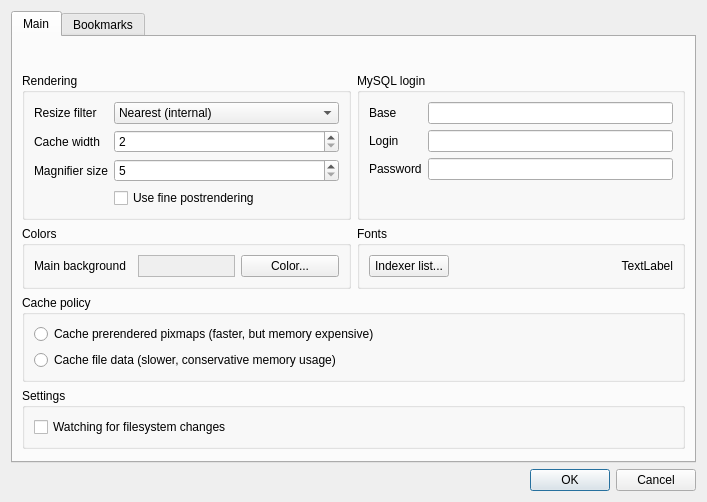
Above: settingsdialog.ui from kernel1024/qmanga before the change. Below: the same form after it.
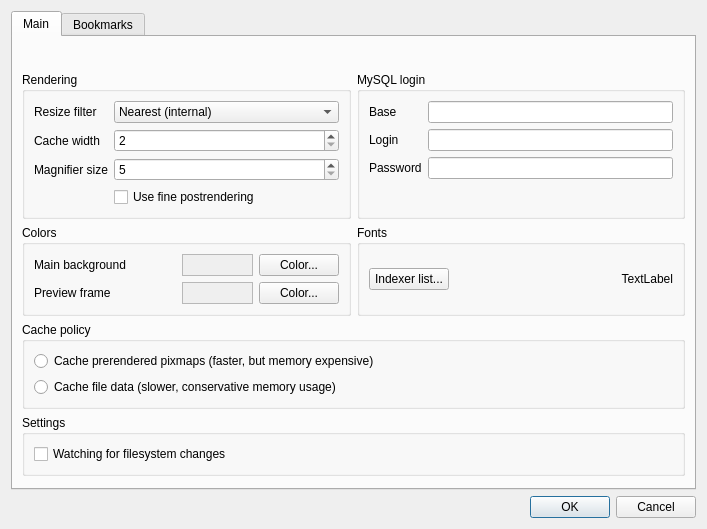
That is the form after the change.

Commit message: Configurable frame for manga search results list.

What changed in the file:
```diff
--- a/settingsdialog.ui
+++ b/settingsdialog.ui
@@ -7,7 +7,7 @@
     <x>0</x>
     <y>0</y>
     <width>707</width>
-    <height>502</height>
+    <height>529</height>
    </rect>
   </property>
   <property name="windowTitle">
@@ -226,17 +226,15 @@
            <property name="title">
             <string>Colors</string>
            </property>
-           <layout class="QVBoxLayout" name="verticalLayout">
-            <item>
-             <layout class="QHBoxLayout" name="horizontalLayout_2">
-              <item>
+           <layout class="QGridLayout" name="gridLayout_2">
+            <item row="0" column="0" colspan="2">
                <widget class="QLabel" name="label_6">
                 <property name="text">
                  <string>Main background</string>
                 </property>
                </widget>
               </item>
-              <item>
+            <item row="0" column="2">
                <widget class="QFrame" name="frameBkColor">
                 <property name="autoFillBackground">
                  <bool>true</bool>
@@ -249,14 +247,39 @@
                 </property>
                </widget>
               </item>
-              <item>
+            <item row="0" column="3">
                <widget class="QPushButton" name="btnBkColor">
                 <property name="text">
                  <string>Color...</string>
                 </property>
                </widget>
               </item>
-             </layout>
+            <item row="1" column="3">
+             <widget class="QPushButton" name="btnFrameColor">
+              <property name="text">
+               <string>Color...</string>
+              </property>
+             </widget>
+            </item>
+            <item row="1" column="2">
+             <widget class="QFrame" name="frameFrameColor">
+              <property name="autoFillBackground">
+               <bool>true</bool>
+              </property>
+              <property name="frameShape">
+               <enum>QFrame::StyledPanel</enum>
+              </property>
+              <property name="frameShadow">
+               <enum>QFrame::Sunken</enum>
+              </property>
+             </widget>
+            </item>
+            <item row="1" column="0" colspan="2">
+             <widget class="QLabel" name="label_8">
+              <property name="text">
+               <string>Preview frame</string>
+              </property>
+             </widget>
             </item>
            </layout>
           </widget>
```
Left out of the diff: 13 changed lines with no effect on the pictures. Lines whose indentation alone changed are shown as unchanged. The commit also changes 5 other files.
